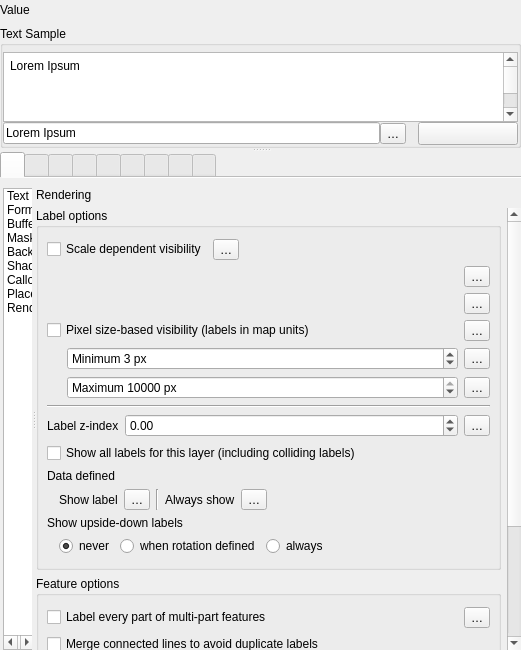
First picture: the form in src/ui/qgstextformatwidgetbase.ui, repository carsmie/QGIS, before the edit.
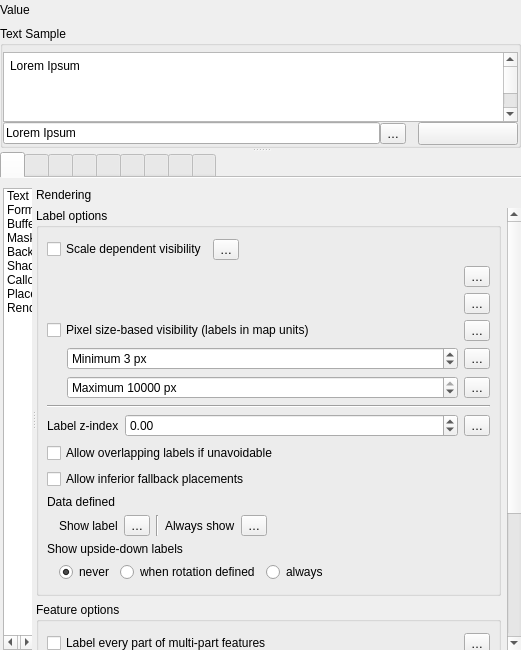
Second picture: the form after the edit. The open tabs and pages were chosen to show the change. Icons and pictures are not drawn. Custom widgets are drawn as their Qt base class.

Commit message: Split existing "Show all labels (including colliding labels)" into two separate new options

What changed in the file:
```diff
--- a/src/ui/qgstextformatwidgetbase.ui
+++ b/src/ui/qgstextformatwidgetbase.ui
@@ -5817,9 +5817,9 @@
                      <property name="geometry">
                       <rect>
                        <x>0</x>
-                       <y>0</y>
-                       <width>430</width>
-                       <height>708</height>
+                       <y>-56</y>
+                       <width>471</width>
+                       <height>739</height>
                       </rect>
                      </property>
                      <layout class="QVBoxLayout" name="verticalLayout_8">
@@ -6145,7 +6145,14 @@
                          <item>
                           <widget class="QCheckBox" name="mPalShowAllLabelsForLayerChkBx">
                            <property name="text">
-                            <string>Show all labels for this layer (including colliding labels)</string>
+                            <string>Allow overlapping labels if unavoidable</string>
+                           </property>
+                          </widget>
+                         </item>
+                         <item>
+                          <widget class="QCheckBox" name="mCheckAllowDegradedPlacement">
+                           <property name="text">
+                            <string>Allow inferior fallback placements</string>
                            </property>
                           </widget>
                          </item>
```
Left out of the diff: 8 changed lines with no effect on the pictures. The commit also changes 23 other files.
